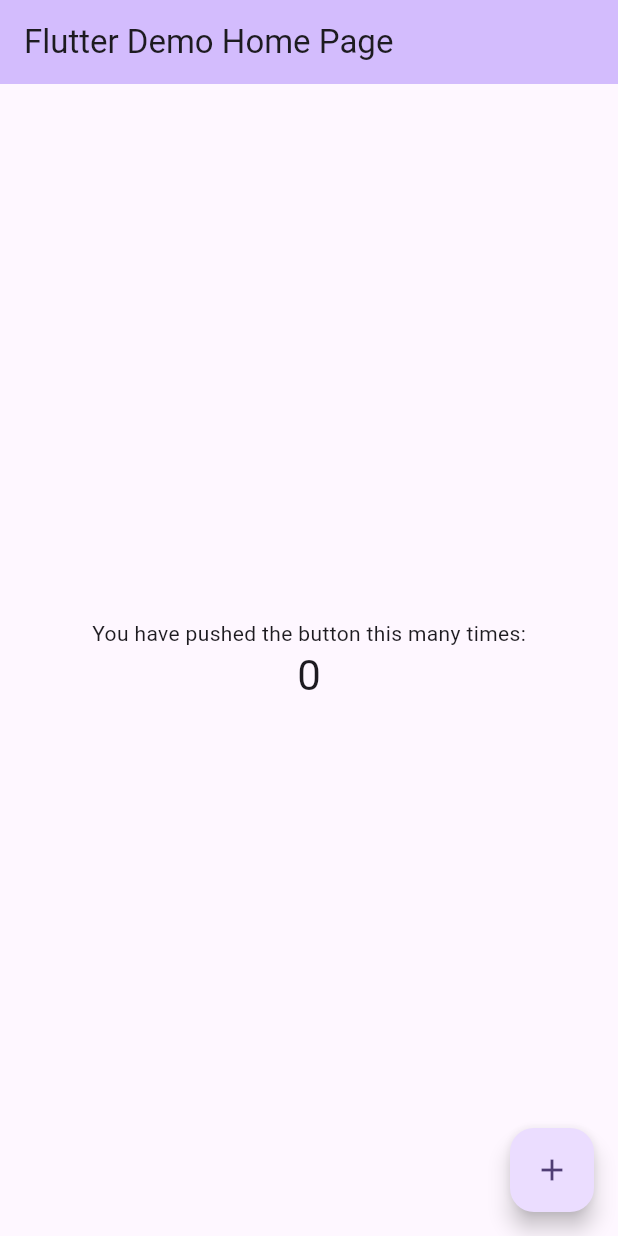
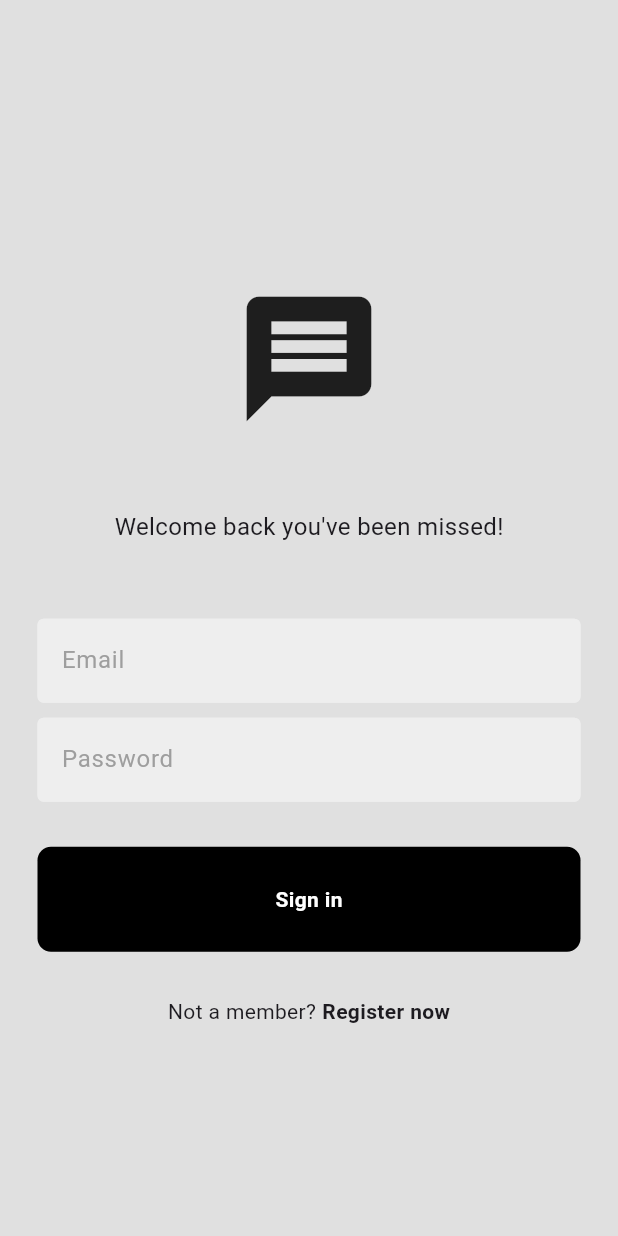
Before and after one commit to oussamaassal/YourLeague, a Flutter app: the screen it shows after launch, on a phone screen of 412 x 824 dp. Run offline on Flutter 3.47's test engine with Material 3 defaults, Android fonts, the light colour scheme and no system bars.

Commit message:
Added Login and SignUp pages

```diff
--- /dev/null
+++ b/lib/User/Components/my_buton.dart
@@ -0,0 +1,30 @@
+import 'package:flutter/material.dart';
+
+class MyButton extends StatelessWidget {
+  final void Function()? onTap;
+  final String text;
+  const MyButton({super.key, required this.onTap, required this.text});
+
+  @override
+  Widget build(BuildContext context) {
+    return GestureDetector(
+      onTap: onTap,
+      child: Container(
+        padding: const EdgeInsets.all(25),
+        decoration: BoxDecoration(
+          color: Colors.black,
+          borderRadius: BorderRadius.circular(9)
+        ),
+      child: Center(
+        child: Text(
+          text,
+          style: TextStyle(
+            color: Colors.white,
+            fontWeight: FontWeight.bold
+          ),
+        ),
+      ),
+     ),
+    );
+  }
+}
--- /dev/null
+++ b/lib/User/Components/my_text_field.dart
@@ -0,0 +1,28 @@
+import 'package:flutter/material.dart';
+
+class MyTextField extends StatelessWidget {
+  final TextEditingController controller;
+  final String hintText;
+  final bool obscureText;
+  const MyTextField({super.key, required this.controller, required this.hintText, required this.obscureText});
+
+  @override
+  Widget build(BuildContext context) {
+    return TextField(
+      controller: controller,
+      obscureText: obscureText,
+      decoration: InputDecoration(
+        enabledBorder: OutlineInputBorder(
+          borderSide: BorderSide(color: Colors.grey.shade200)
+        ),
+        focusedBorder: OutlineInputBorder(
+          borderSide: BorderSide(color: Colors.white),
+        ),
+        fillColor: Colors.grey[200],
+        filled: true,
+        hintText: hintText,
+        hintStyle: const TextStyle(color: Colors.grey)
+      ),
+    );
+  }
+}
--- /dev/null
+++ b/lib/User/Pages/login_page.dart
@@ -0,0 +1,98 @@
+import 'package:flutter/material.dart';
+import 'package:yourleague/User/Components/my_text_field.dart';
+
+import '../Components/my_buton.dart';
+
+class LoginPage extends StatefulWidget {
+  final void Function()? onTap;
+  const LoginPage({super.key, required this.onTap});
+
+  @override
+  State<LoginPage> createState() => _LoginPageState();
+}
+
+class _LoginPageState extends State<LoginPage> {
+
+  // text controllers
+  final emailController = TextEditingController();
+  final passwordController = TextEditingController();
+
+  // sign in user
+  void SignIn() {
+
+  }
+
+  @override
+  Widget build(BuildContext context) {
+    return Scaffold(
+      backgroundColor: Colors.grey[300],
+      body: SafeArea(
+        child: Center(
+          child: Padding(
+            padding: const EdgeInsets.symmetric(horizontal: 25.0),
+            child: Column(
+              mainAxisAlignment: MainAxisAlignment.center,
+              children: [
+                const SizedBox(height: 50),
+                // logo
+                Icon(Icons.message,
+                size: 100,),
+
+                const SizedBox(height: 50),
+
+                //welcome back message
+                Text(
+                    "Welcome back you\'ve been missed!",
+                    style: TextStyle(
+                      fontSize: 16,
+                    ),
+                ),
+                const SizedBox(height: 50),
+
+                //email texfield
+                MyTextField(
+                    controller: emailController,
+                    hintText: 'Email',
+                    obscureText: false
+                ),
+                const SizedBox(height: 10),
+
+                //password textfield
+                MyTextField(
+                    controller: passwordController,
+                    hintText: 'Password',
+                    obscureText: true
+                ),
+
+                const SizedBox(height: 30),
+
+                //sign in button
+                MyButton(onTap: (){}, text: 'Sign in',),
+
+                const SizedBox(height: 30),
+
+                //not a member? register now
+                Row(
+                  mainAxisAlignment: MainAxisAlignment.center,
+                  children: [
+                    const Text('Not a member?'),
+                    const SizedBox(width: 4,),
+                    GestureDetector(
+                      onTap: widget.onTap,
+                      child: const Text(
+                        'Register now',
+                        style: TextStyle(
+                          fontWeight: FontWeight.bold,
+                        )
+                      ),
+                    )
+                  ],
+                )
+              ],
+            ),
+          ),
+        ),
+      )
+    );
+  }
+}
--- /dev/null
+++ b/lib/User/Services/auth/login_or_register.dart
@@ -0,0 +1,30 @@
+import 'package:flutter/material.dart';
+import 'package:yourleague/User/Pages/login_page.dart';
+import 'package:yourleague/User/Pages/register_page.dart';
+
+class LoginOrRegister extends StatefulWidget {
+  const LoginOrRegister({super.key});
+
+  @override
+  State<LoginOrRegister> createState() => _LoginOrRegisterState();
+}
+
+class _LoginOrRegisterState extends State<LoginOrRegister> {
+  // initially show the login screen
+  bool showLoginPage = true;
+
+  // toggle between login and register page
+  void togglePages() {
+    setState(() {
+      showLoginPage = !showLoginPage;
+    });
+  }
+  @override
+  Widget build(BuildContext context) {
+    if (showLoginPage){
+      return LoginPage(onTap: togglePages);
+    } else {
+      return RegisterPage(onTap: togglePages);
+    }
+  }
+}
--- a/lib/main.dart
+++ b/lib/main.dart
@@ -1,4 +1,8 @@
 import 'package:flutter/material.dart';
+import 'package:yourleague/User/Pages/register_page.dart';
+import 'package:yourleague/User/Services/auth/login_or_register.dart';
+
+import 'User/Pages/login_page.dart';
 
 void main() {
   runApp(const MyApp());
@@ -7,116 +11,11 @@ void main() {
 class MyApp extends StatelessWidget {
   const MyApp({super.key});
 
-  // This widget is the root of your application.
   @override
   Widget build(BuildContext context) {
     return MaterialApp(
-      title: 'Flutter Demo',
-      theme: ThemeData(
-        // This is the theme of your application.
-        //
-        // TRY THIS: Try running your application with "flutter run". You'll see
-        // the application has a purple toolbar. Then, without quitting the app,
-        // try changing the seedColor in the colorScheme below to Colors.green
-        // and then invoke "hot reload" (save your changes or press the "hot
-        // reload" button in a Flutter-supported IDE, or press "r" if you used
-        // the command line to start the app).
-        //
-        // Notice that the counter didn't reset back to zero; the application
-        // state is not lost during the reload. To reset the state, use hot
-        // restart instead.
-        //
-        // This works for code too, not just values: Most code changes can be
-        // tested with just a hot reload.
-        colorScheme: ColorScheme.fromSeed(seedColor: Colors.deepPurple),
-      ),
-      home: const MyHomePage(title: 'Flutter Demo Home Page'),
+      debugShowCheckedModeBanner: false,
+      home: LoginOrRegister(),
     );
   }
 }
-
-class MyHomePage extends StatefulWidget {
-  const MyHomePage({super.key, required this.title});
-
-  // This widget is the home page of your application. It is stateful, meaning
-  // that it has a State object (defined below) that contains fields that affect
-  // how it looks.
-
-  // This class is the configuration for the state. It holds the values (in this
-  // case the title) provided by the parent (in this case the App widget) and
-  // used by the build method of the State. Fields in a Widget subclass are
-  // always marked "final".
-
-  final String title;
-
-  @override
-  State<MyHomePage> createState() => _MyHomePageState();
-}
-
-class _MyHomePageState extends State<MyHomePage> {
-  int _counter = 0;
-
-  void _incrementCounter() {
-    setState(() {
-      // This call to setState tells the Flutter framework that something has
-      // changed in this State, which causes it to rerun the build method below
-      // so that the display can reflect the updated values. If we changed
-      // _counter without calling setState(), then the build method would not be
-      // called again, and so nothing would appear to happen.
-      _counter++;
-    });
-  }
-
-  @override
-  Widget build(BuildContext context) {
-    // This method is rerun every time setState is called, for instance as done
-    // by the _incrementCounter method above.
-    //
-    // The Flutter framework has been optimized to make rerunning build methods
-    // fast, so that you can just rebuild anything that needs updating rather
-    // than having to individually change instances of widgets.
-    return Scaffold(
-      appBar: AppBar(
-        // TRY THIS: Try changing the color here to a specific color (to
-        // Colors.amber, perhaps?) and trigger a hot reload to see the AppBar
-        // change color while the other colors stay the same.
-        backgroundColor: Theme.of(context).colorScheme.inversePrimary,
-        // Here we take the value from the MyHomePage object that was created by
-        // the App.build method, and use it to set our appbar title.
-        title: Text(widget.title),
-      ),
-      body: Center(
-        // Center is a layout widget. It takes a single child and positions it
-        // in the middle of the parent.
-        child: Column(
-          // Column is also a layout widget. It takes a list of children and
-          // arranges them vertically. By default, it sizes itself to fit its
-          // children horizontally, and tries to be as tall as its parent.
-          //
-          // Column has various properties to control how it sizes itself and
-          // how it positions its children. Here we use mainAxisAlignment to
-          // center the children vertically; the main axis here is the vertical
-          // axis because Columns are vertical (the cross axis would be
-          // horizontal).
-          //
-          // TRY THIS: Invoke "debug painting" (choose the "Toggle Debug Paint"
-          // action in the IDE, or press "p" in the console), to see the
-          // wireframe for each widget.
-          mainAxisAlignment: MainAxisAlignment.center,
-          children: <Widget>[
-            const Text('You have pushed the button this many times:'),
-            Text(
-              '$_counter',
-              style: Theme.of(context).textTheme.headlineMedium,
-            ),
-          ],
-        ),
-      ),
-      floatingActionButton: FloatingActionButton(
-        onPressed: _incrementCounter,
-        tooltip: 'Increment',
-        child: const Icon(Icons.add),
-      ), // This trailing comma makes auto-formatting nicer for build methods.
-    );
-  }
-}
```
Also changed, not shown: lib/User/Pages/register_page.dart (added, +106 -0 lines).
